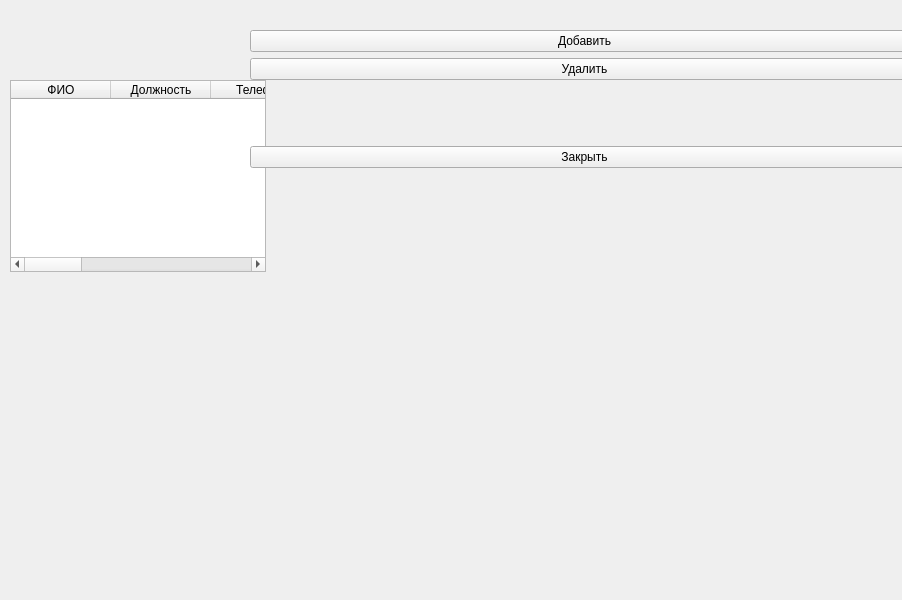
Before: the Qt Designer form test_UI_worker.ui in Korguv/Poliur, drawn with Qt 5.
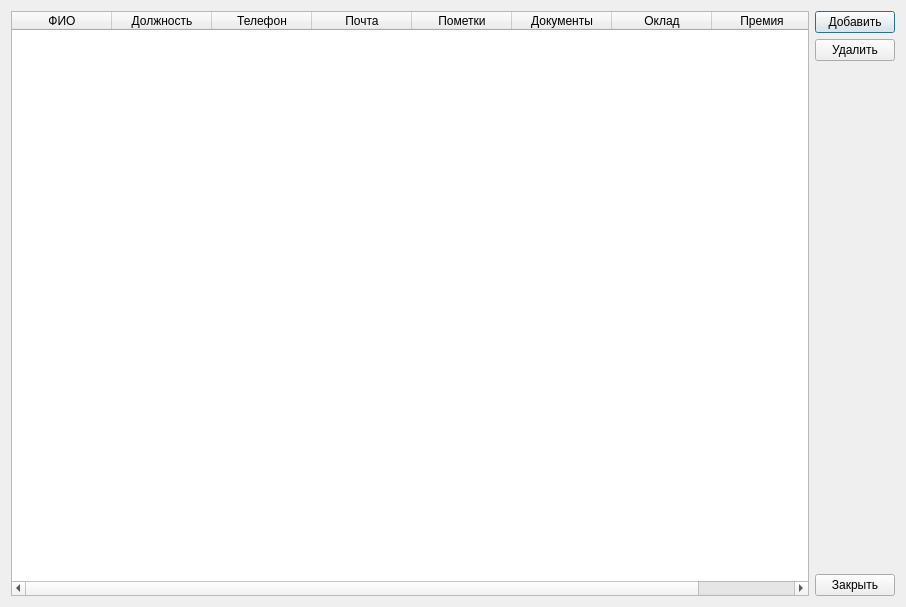
After: the same form once the commit is applied.

What changed in the file:
```diff
--- a/test_UI_worker.ui
+++ b/test_UI_worker.ui
@@ -1,28 +1,21 @@
 <?xml version="1.0" encoding="UTF-8"?>
 <ui version="4.0">
- <class>w_worker</class>
- <widget class="QMainWindow" name="w_worker">
+ <class>d_worker</class>
+ <widget class="QDialog" name="d_worker">
   <property name="geometry">
    <rect>
     <x>0</x>
     <y>0</y>
-    <width>902</width>
-    <height>600</height>
+    <width>906</width>
+    <height>607</height>
    </rect>
   </property>
   <property name="windowTitle">
    <string>MainWindow</string>
   </property>
-  <widget class="QWidget" name="widget">
+  <layout class="QHBoxLayout" name="horizontalLayout">
+   <item>
    <widget class="QTableWidget" name="table">
-    <property name="geometry">
-     <rect>
-      <x>10</x>
-      <y>80</y>
-      <width>256</width>
-      <height>192</height>
-     </rect>
-    </property>
     <column>
      <property name="text">
       <string>ФИО</string>
@@ -64,15 +57,8 @@
      </property>
     </column>
    </widget>
-   <widget class="QWidget" name="layoutWidget">
-    <property name="geometry">
-     <rect>
-      <x>250</x>
-      <y>30</y>
-      <width>669</width>
-      <height>138</height>
-     </rect>
-    </property>
+   </item>
+   <item>
     <layout class="QVBoxLayout" name="layout_menu">
      <item>
       <widget class="QPushButton" name="pushbutton_plus_menu">
@@ -109,8 +95,8 @@
       </widget>
      </item>
     </layout>
-   </widget>
-  </widget>
+   </item>
+  </layout>
  </widget>
  <resources/>
  <connections/>
```
Left out of the diff: 2 changed lines with no effect on the pictures. Lines whose indentation alone changed are shown as unchanged.
